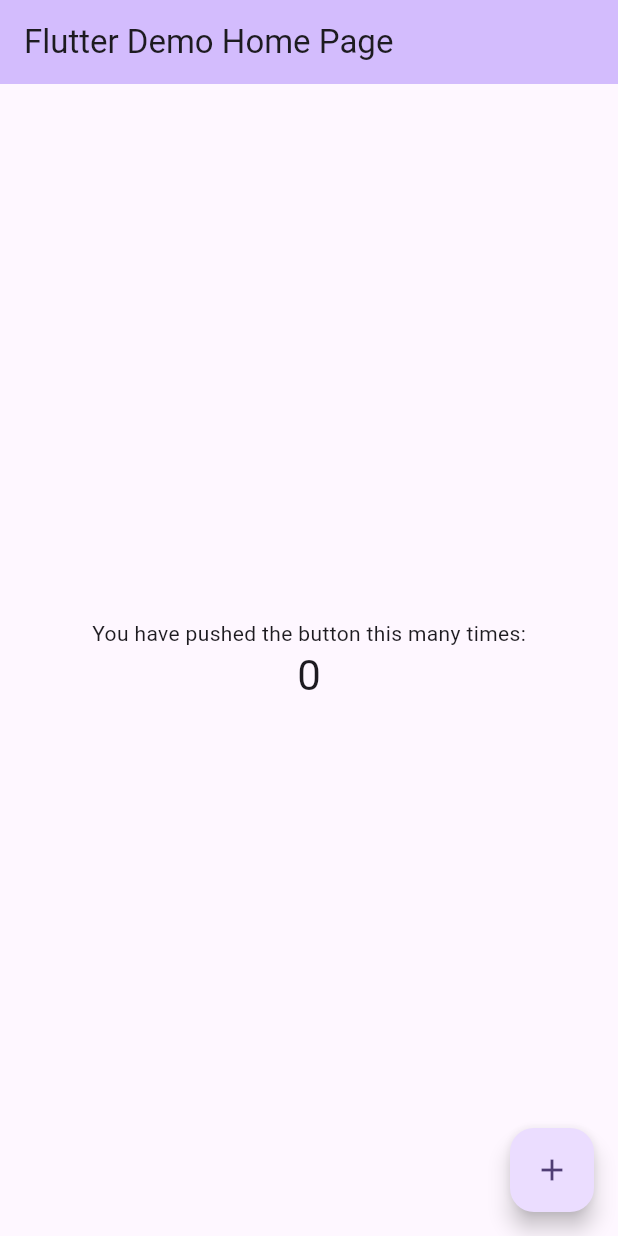
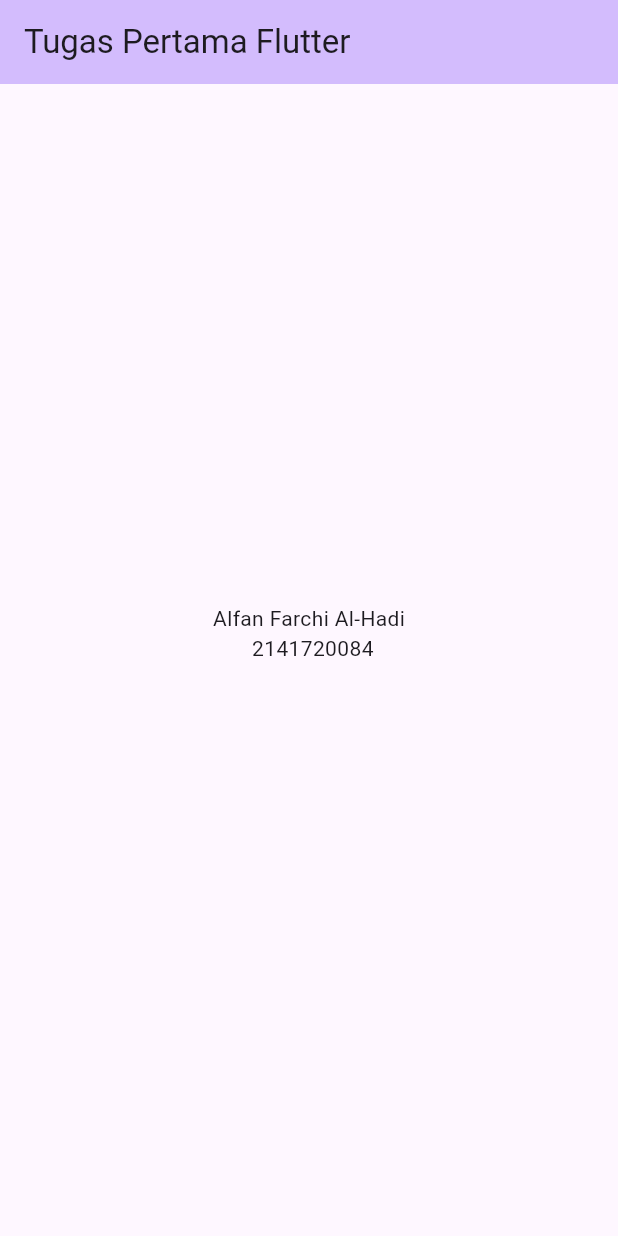
Before and after one commit to alfankevin/hello_world, a Flutter app: the screen it shows after launch, on a phone screen of 412 x 824 dp. Run offline on Flutter 3.47's test engine with Material 2 defaults, Android fonts, the phone set to English and light mode, and no system bars.

Commit message:
Edit tampilan

```diff
--- a/lib/main.dart
+++ b/lib/main.dart
@@ -31,7 +31,7 @@
         colorScheme: ColorScheme.fromSeed(seedColor: Colors.deepPurple),
         useMaterial3: true,
       ),
-      home: const MyHomePage(title: 'Flutter Demo Home Page'),
+      home: const MyHomePage(title: 'Tugas Pertama Flutter'),
     );
   }
 }
@@ -106,20 +106,15 @@
           mainAxisAlignment: MainAxisAlignment.center,
           children: <Widget>[
             const Text(
-              'You have pushed the button this many times:',
+              'Alfan Farchi Al-Hadi\n       2141720084',
             ),
             Text(
-              '$_counter',
+              '',
               style: Theme.of(context).textTheme.headlineMedium,
             ),
           ],
         ),
       ),
-      floatingActionButton: FloatingActionButton(
-        onPressed: _incrementCounter,
-        tooltip: 'Increment',
-        child: const Icon(Icons.add),
-      ), // This trailing comma makes auto-formatting nicer for build methods.
     );
   }
 }
```
Also changed, not shown: Screenshot.png (added), 1 other file.
